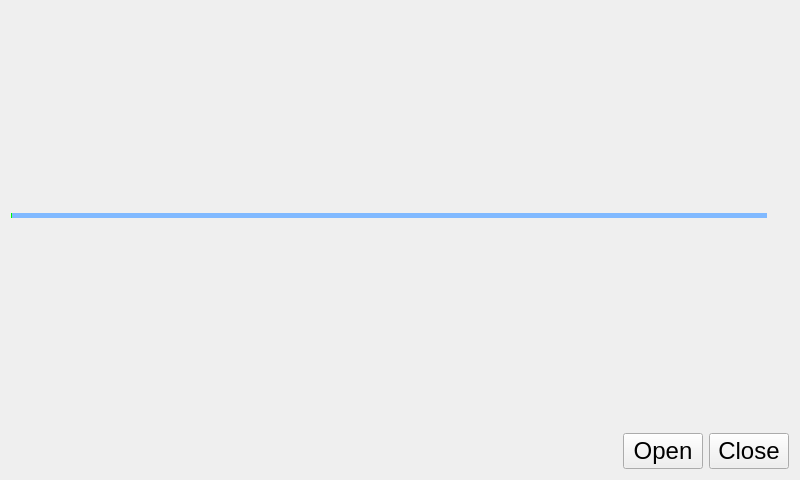
Above: csrplayer.ui from c9o/player before the change. Below: the same form after it.
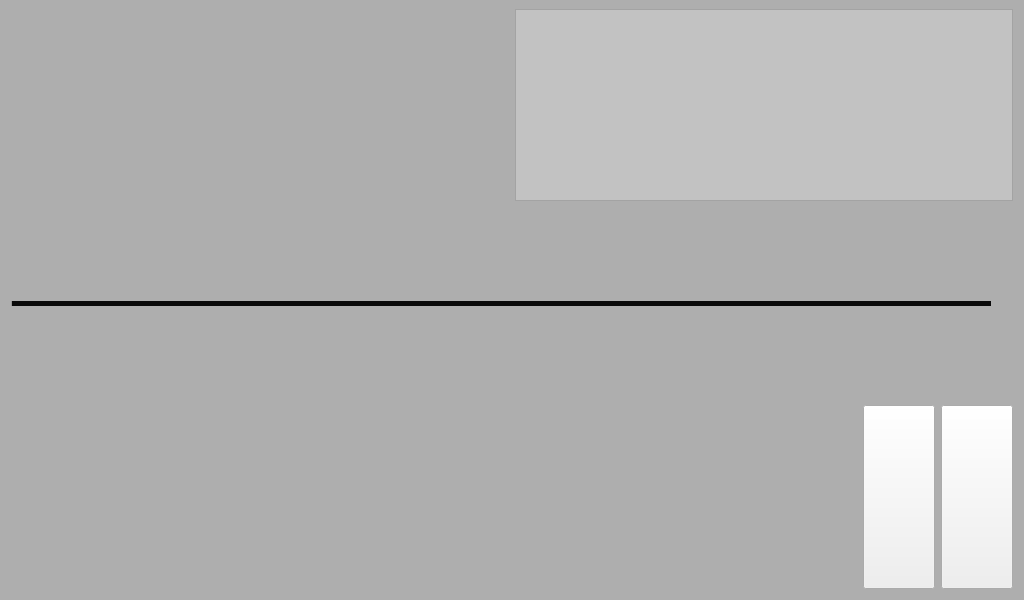
That is the form after the change. Icons and pictures are not drawn. Custom widgets are drawn as their Qt base class.

Patch:
```diff
--- a/csrplayer.ui
+++ b/csrplayer.ui
@@ -6,8 +6,8 @@
    <rect>
     <x>0</x>
     <y>0</y>
-    <width>800</width>
-    <height>480</height>
+    <width>1024</width>
+    <height>600</height>
    </rect>
   </property>
   <property name="sizePolicy">
@@ -22,11 +22,30 @@
   <property name="styleSheet">
    <string notr="true">QMainWindow
 {
-	border-image: url(:/background/Resources/background/ic_background.png)
+	background: none;
+	background-color: rgba(60, 60, 60,60);
 }
+
+QListView
+{
+	background: none;
+	background-color: rgba(200, 200, 200,200);
+}
+
+QHBoxLayout
+{
+	background: none;
+}
+
+QSlider
+{
+	background: none;
+}
+
 QPushButton
 {
 	font: 18pt;
+	background: none;
 	border-width: 4px;
 	border-image: url(:/buttons/Resources/icon_buttons/ic_btn_border.png)4;
 }
@@ -40,59 +59,67 @@
 QLabel
 {
 	font: 20pt;
+	background: none;
+    color: rgb(220, 220, 220);
 }
 
 QSlider::groove:horizontal {
 	height: 5px;/* the groove expands to the size of the slider by default. by giving it a height, it has a fixed size */
-	background-color: rgb(128, 185, 255);
+	background: none;
+	background-color: rgb(10, 10, 10);
 }
 
 QSlider::handle:horizontal {
 	border-image: url(:/buttons/Resources/icon_buttons/ic_slider_handle.png);
 	width:15px;
-	margin: -10px 0; /* handle is placed by default on the contents rect of the groove. Expand outside the groove */
+	height:15px;
+	margin: -5px -0px; /* handle is placed by default on the contents rect of the groove. Expand outside the groove */
+	background: none;
 }
 
 QSlider::sub-page:horizontal {
-	background-color: rgb(0, 255, 0);
+	background: none;
+	background-color: rgb(150, 150, 150);
 }
 
 QScrollBar:vertical {
-     background: rgba(0, 0, 0, 0);
-     margin: 17px 0px 17px 0px;
-	 width: 20px;
+	background: none;
+	background: rgba(0, 0, 0, 0);
+	margin: 17px 0px 17px 0px;
+	width: 20px;
  }
 
 QScrollBar::handle:vertical {
-	border-image: url(:/buttons/Resources/icon_buttons/ic_vertical_scrollbar.png);
+	background: none;
 }
 
 QScrollBar::add-line:vertical {
-     background: rgba(0, 0, 0, 0);
-     height: 20px;
-	 subcontrol-origin: margin;
+	background: none;
+	background: rgba(0, 0, 0, 0);
+	height: 20px;
+	subcontrol-origin: margin;
 }
 
  QScrollBar::sub-line:vertical {
-     background: rgba(0, 0, 0, 0)9;
-     height: 20px;
-     subcontrol-origin: margin;
+	background: none;
+	background: rgba(0, 0, 0, 0);
+	height: 20px;
+	subcontrol-origin: margin;
  }
 
 QScrollBar:up-arrow:vertical {
-     height: 20px;
-	 image:url(:/buttons/Resources/icon_buttons/ic_scrollbar_up.png);
+ 	height: 20px;
+	background: none;
  }
 
 QScrollBar::down-arrow:vertical {
-     height: 20px;
-	 image:url(:/buttons/Resources/icon_buttons/ic_scrollbar_down.png);
+	height: 20px;
+	background: none;
  }
 
  QScrollBar::add-page:vertical, QScrollBar::sub-page:vertical {
      background: none;
- }
-</string>
+ }</string>
   </property>
   <widget class="QWidget" name="mainLayout">
    <property name="sizePolicy">
@@ -121,6 +148,34 @@
         <property name="sizeConstraint">
          <enum>QLayout::SetDefaultConstraint</enum>
         </property>
+        <item>
+         <widget class="VideoWidget" name="videoWidget" native="true"/>
+        </item>
+        <item>
+         <widget class="QListView" name="playlistView">
+          <property name="sizePolicy">
+           <sizepolicy hsizetype="Preferred" vsizetype="Preferred">
+            <horstretch>0</horstretch>
+            <verstretch>0</verstretch>
+           </sizepolicy>
+          </property>
+          <property name="minimumSize">
+           <size>
+            <width>0</width>
+            <height>0</height>
+           </size>
+          </property>
+          <property name="maximumSize">
+           <size>
+            <width>16777215</width>
+            <height>16777215</height>
+           </size>
+          </property>
+          <property name="styleSheet">
+           <string notr="true"/>
+          </property>
+         </widget>
+        </item>
        </layout>
       </item>
       <item>
@@ -129,7 +184,13 @@
          <enum>QLayout::SetDefaultConstraint</enum>
         </property>
         <item>
-         <widget class="QSlider" name="slider">
+         <widget class="MySlider" name="slider">
+          <property name="sizePolicy">
+           <sizepolicy hsizetype="Expanding" vsizetype="Preferred">
+            <horstretch>0</horstretch>
+            <verstretch>0</verstretch>
+           </sizepolicy>
+          </property>
           <property name="contextMenuPolicy">
            <enum>Qt::DefaultContextMenu</enum>
           </property>
@@ -157,9 +218,12 @@
           <property name="orientation">
            <enum>Qt::Horizontal</enum>
           </property>
+          <property name="sizeType">
+           <enum>QSizePolicy::MinimumExpanding</enum>
+          </property>
           <property name="sizeHint" stdset="0">
            <size>
-            <width>40</width>
+            <width>20</width>
             <height>20</height>
            </size>
           </property>
@@ -170,21 +234,51 @@
         </item>
         <item>
          <widget class="QPushButton" name="openButton">
+          <property name="sizePolicy">
+           <sizepolicy hsizetype="Preferred" vsizetype="Preferred">
+            <horstretch>0</horstretch>
+            <verstretch>0</verstretch>
+           </sizepolicy>
+          </property>
           <property name="minimumSize">
            <size>
-            <width>20</width>
-            <height>20</height>
+            <width>50</width>
+            <height>50</height>
            </size>
           </property>
           <property name="text">
-           <string>Open</string>
+           <string/>
+          </property>
+          <property name="iconSize">
+           <size>
+            <width>50</width>
+            <height>50</height>
+           </size>
           </property>
          </widget>
         </item>
         <item>
          <widget class="QPushButton" name="closeButton">
+          <property name="sizePolicy">
+           <sizepolicy hsizetype="Preferred" vsizetype="Preferred">
+            <horstretch>0</horstretch>
+            <verstretch>0</verstretch>
+           </sizepolicy>
+          </property>
+          <property name="minimumSize">
+           <size>
+            <width>50</width>
+            <height>50</height>
+           </size>
+          </property>
           <property name="text">
-           <string>Close</string>
+           <string/>
+          </property>
+          <property name="iconSize">
+           <size>
+            <width>50</width>
+            <height>50</height>
+           </size>
           </property>
          </widget>
         </item>
@@ -208,6 +302,17 @@
    <header location="global">playercontrols.h</header>
    <container>1</container>
   </customwidget>
+  <customwidget>
+   <class>VideoWidget</class>
+   <extends>QWidget</extends>
+   <header location="global">videowidget.h</header>
+   <container>1</container>
+  </customwidget>
+  <customwidget>
+   <class>MySlider</class>
+   <extends>QSlider</extends>
+   <header>myslider.h</header>
+  </customwidget>
  </customwidgets>
  <resources/>
  <connections>
```
Left out of the diff: 5 changed lines with no effect on the pictures.
